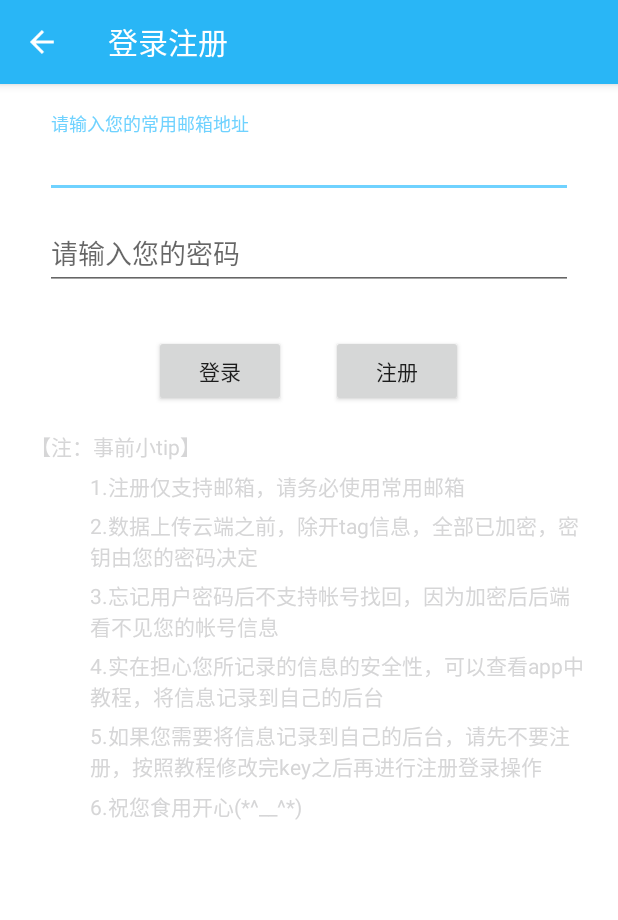
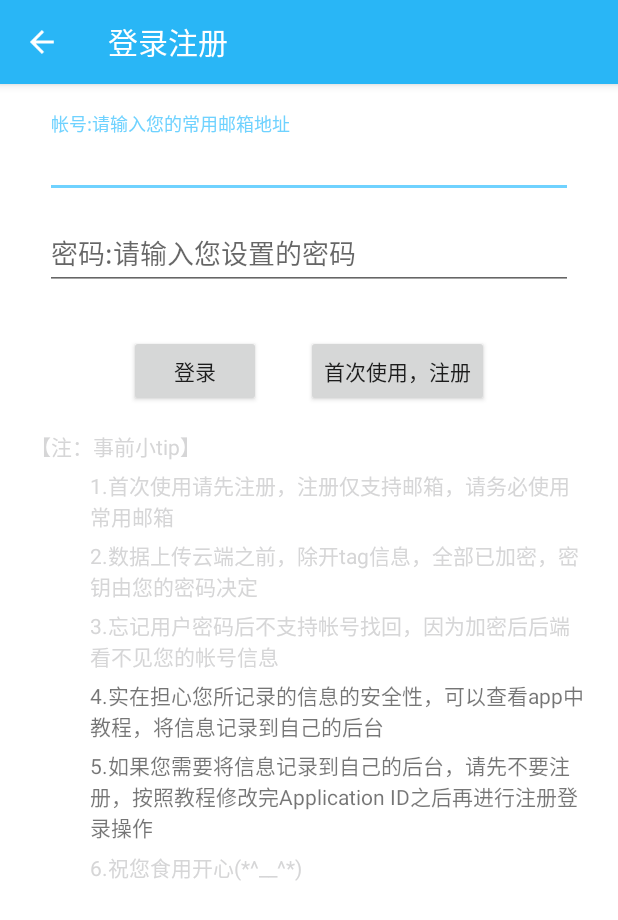
Before and after one commit to paradoxie/DizzyPassword, an Android app: the MainActivity screen opened directly, with no data from a screen before it, after a tap on an icon or button, on a phone screen of 412 x 824 dp. Shown: the top 920 px of the screen. Run offline under Robolectric (Android 15) with nearby library versions, the phone set to English and light mode, and no system bars; libraries missing offline, so code that uses them is left out: cn.bmob.v3, cn.pedant, com.gyf.barlibrary, com.loopeer.cardstack, rx.android.schedulers and 2 more; 20 statements that could not run were skipped.

Commit message:
fix -MIUI状态栏沉浸问题 fix -MIUI点击分享时的崩溃问题 add -修改ID后的注册登录判定 add -登录注册页的显示优化 add -关于页面中增加对app的基本描述 add -删除帐号信息之前增加再次确认逻辑

```diff
--- a/app/build.gradle
+++ b/app/build.gradle
@@ -32,6 +32,7 @@ dependencies {
     compile 'com.android.support:design:25.3.1'
     testCompile 'junit:junit:4.12'
 
+    compile 'com.gyf.barlibrary:barlibrary:2.3.0'
     compile 'com.loopeer.library:cardstack:1.0.2'
     compile 'cn.pedant.sweetalert:library:1.3'
     compile project(path: ':lib')
--- a/app/src/main/java/cf/paradoxie/dizzypassword/MyApplication.java
+++ b/app/src/main/java/cf/paradoxie/dizzypassword/MyApplication.java
@@ -88,11 +88,12 @@ public class MyApplication extends Application {
 
     /**
      * webview载入网页
-     * @param wb 控件
+     *
+     * @param wb  控件
      * @param str 地址
      * @param bar 进度条
      */
-    public static void loadUri(WebView wb, int str,final ProgressBar bar){
+    public static void loadUri(WebView wb, int str, final ProgressBar bar) {
         wb.getSettings().setJavaScriptEnabled(true);//支持js
         wb.setWebViewClient(new WebViewClient() {//屏蔽自动浏览器打开
             public boolean shouldOverrideUrlLoading(WebView view, String url) {
--- a/app/src/main/java/cf/paradoxie/dizzypassword/activity/BaseActivity.java
+++ b/app/src/main/java/cf/paradoxie/dizzypassword/activity/BaseActivity.java
@@ -6,14 +6,18 @@ import android.content.pm.ActivityInfo;
 import android.os.Bundle;
 import android.support.v7.app.AppCompatActivity;
 
+import com.gyf.barlibrary.ImmersionBar;
+
 import cf.paradoxie.dizzypassword.AppManager;
+import cf.paradoxie.dizzypassword.R;
 
 /**
  * User: xiehehe
- * Date: 2015-11-08
+ * Date: 2017-10-28
  * Time: 11:59
  */
 public abstract class BaseActivity extends AppCompatActivity {
+    private ImmersionBar mImmersionBar;
 
     @Override
     protected void onCreate(Bundle savedInstanceState) {
@@ -24,6 +28,18 @@ public abstract class BaseActivity extends AppCompatActivity {
 
     private void init() {
         AppManager.getAppManager().addActivity(this);
+        mImmersionBar = ImmersionBar.with(this);
+        ImmersionBar.with(this)
+                .fitsSystemWindows(true)  //使用该属性,必须指定状态栏颜色
+                .statusBarColor(R.color.color_13)
+                .init();
+    }
+
+    @Override
+    protected void onDestroy() {
+        super.onDestroy();
+        if (mImmersionBar != null)
+            mImmersionBar.destroy();  //必须调用该方法，防止内存泄漏，不调用该方法，如果界面bar发生改变，在不关闭app的情况下，退出此界面再进入将记忆最后一次bar改变的状态
     }
 
 }
--- a/app/src/main/java/cf/paradoxie/dizzypassword/activity/TeachActivity.java
+++ b/app/src/main/java/cf/paradoxie/dizzypassword/activity/TeachActivity.java
@@ -17,6 +17,7 @@ import cf.paradoxie.dizzypassword.AppManager;
 import cf.paradoxie.dizzypassword.MyApplication;
 import cf.paradoxie.dizzypassword.R;
 import cf.paradoxie.dizzypassword.utils.SPUtils;
+import cn.bmob.v3.BmobUser;
 import cn.pedant.SweetAlert.SweetAlertDialog;
 
 /**
@@ -73,6 +74,7 @@ public class TeachActivity extends BaseActivity {
                                 @Override
                                 public void onClick(SweetAlertDialog sDialog) {
                                     SPUtils.put("key", key);
+                                    BmobUser.logOut();   //清除缓存用户对象
                                     sDialog.setTitleText("配置完成!")
                                             .setContentText("点击重启，app自动关闭后将重新启动\n请莫方😁")
                                             .setConfirmText("重启")
--- a/app/src/main/res/layout/activity_add.xml
+++ b/app/src/main/res/layout/activity_add.xml
@@ -14,15 +14,14 @@
         android:layout_width="match_parent"
         android:layout_height="match_parent"
         android:orientation="vertical"
-        android:padding="16dp">
+        android:padding="12dp">
 
         <android.support.design.widget.TextInputLayout
             android:id="@+id/nameWrapper"
             android:layout_width="match_parent"
             android:layout_height="wrap_content"
             android:layout_marginLeft="10dp"
-            android:layout_marginRight="10dp"
-            android:layout_marginTop="5dp">
+            android:layout_marginRight="10dp">
 
             <EditText
                 android:id="@+id/et_name"
--- a/app/src/main/res/layout/activity_main.xml
+++ b/app/src/main/res/layout/activity_main.xml
@@ -17,7 +17,7 @@
         android:layout_height="wrap_content"
         android:layout_gravity="center"
         android:layout_margin="20dp"
-        android:text="您还没有登录哟，点击右下角注册登录吧"
+        android:text="您还没有登录哟，点击右下角注册登录吧\n或者点击右上角修改当前ID后再注册登录"
         android:visibility="gone"/>
 
     <android.support.design.widget.FloatingActionButton
--- a/app/src/main/res/layout/activity_sign.xml
+++ b/app/src/main/res/layout/activity_sign.xml
@@ -28,7 +28,7 @@
                 android:id="@+id/et_username"
                 android:layout_width="match_parent"
                 android:layout_height="wrap_content"
-                android:hint="请输入您的常用邮箱地址"
+                android:hint="帐号:请输入您的常用邮箱地址"
                 android:inputType="textEmailAddress"/>
         </android.support.design.widget.TextInputLayout>
 
@@ -44,7 +44,7 @@
                 android:id="@+id/et_password"
                 android:layout_width="match_parent"
                 android:layout_height="wrap_content"
-                android:hint="请输入您的密码"
+                android:hint="密码:请输入您设置的密码"
                 android:inputType="textPassword"/>
         </android.support.design.widget.TextInputLayout>
     </LinearLayout>
@@ -72,10 +72,19 @@
             android:layout_width="wrap_content"
             android:layout_height="wrap_content"
             android:layout_marginLeft="30dp"
-            android:text="注册"/>
+            android:text="首次使用，注册"/>
 
     </LinearLayout>
 
+
+    <ScrollView
+        android:layout_width="match_parent"
+        android:layout_height="match_parent">
+
+        <LinearLayout
+            android:layout_width="wrap_content"
+            android:layout_height="wrap_content"
+            android:orientation="vertical">
 
             <TextView
                 android:layout_width="wrap_content"
@@ -119,8 +128,7 @@
                 android:layout_marginLeft="60dp"
                 android:layout_marginRight="20dp"
                 android:layout_marginTop="5dp"
-        android:text="@string/action_note_4"
-        android:textColor="@color/gray_btn_bg_pressed_color"/>
+                android:text="@string/action_note_4"/>
 
             <TextView
                 android:layout_width="wrap_content"
@@ -128,8 +136,7 @@
                 android:layout_marginLeft="60dp"
                 android:layout_marginRight="20dp"
                 android:layout_marginTop="5dp"
-        android:text="@string/action_note_6"
-        android:textColor="@color/gray_btn_bg_pressed_color"/>
+                android:text="@string/action_note_6"/>
 
             <TextView
                 android:layout_width="wrap_content"
@@ -139,6 +146,9 @@
                 android:layout_marginTop="5dp"
                 android:text="@string/action_note_5"
                 android:textColor="@color/gray_btn_bg_pressed_color"/>
+        </LinearLayout>
+
+    </ScrollView>
 
 
 </LinearLayout>
--- a/app/src/main/res/values/colors.xml
+++ b/app/src/main/res/values/colors.xml
@@ -38,4 +38,5 @@
     <color name="color_24">#9E9E9E</color>
     <color name="color_25">#cfe6ff</color>
     <color name="color_26">#8a8cb2</color>
+    <color name="color_bg">#09090a</color>
 </resources>
--- a/app/src/main/res/values/strings.xml
+++ b/app/src/main/res/values/strings.xml
@@ -4,15 +4,16 @@
     <string name="action_change">修改当前ID</string>
     <string name="action_delete">关于</string>
     <string name="action_note">【注：事前小tip】</string>
-    <string name="action_note_1">1.注册仅支持邮箱，请务必使用常用邮箱</string>
+    <string name="action_note_1">1.首次使用请先注册，注册仅支持邮箱，请务必使用常用邮箱</string>
     <string name="action_note_2">2.数据上传云端之前，除开tag信息，全部已加密，密钥由您的密码决定</string>
     <string name="action_note_3">3.忘记用户密码后不支持帐号找回，因为加密后后端看不见您的帐号信息</string>
     <string name="action_note_4">4.实在担心您所记录的信息的安全性，可以查看app中教程，将信息记录到自己的后台</string>
     <string name="action_note_5">6.祝您食用开心(*^__^*)</string>
-    <string name="action_note_6">5.如果您需要将信息记录到自己的后台，请先不要注册，按照教程修改完key之后再进行注册登录操作</string>
+    <string name="action_note_6">5.如果您需要将信息记录到自己的后台，请先不要注册，按照教程修改完Application ID之后再进行注册登录操作</string>
 
     <string name="copy">帐号密码信息复制成功！</string>
     <string name="nothing_copy">好像...啥也没复制到...ಥ_ಥ</string>
     <string name="share_note">一个极具个人隐私属性的云端密码记录APP。 这种东西，当然还是安全可靠最重要啦~ 赶紧来【醋安应用市场】搜索下载试试吧(*^__^*) \n   ---From:【去特么的密码】Android客户端</string>
     <string name="web_site">http://www.jianshu.com/p/ab621a5c88fb</string>
+    <string name="app_info">本app作为一个密码管理工具，与常规密码管理app最大的不同在于支持个人后台的云端密码储存。\n\n尽管如此，使用默认模式也有极高的安全性，帐号信息在提交云端之前，几乎所有数据都在本地做了加密处理。\n\n数据采用Des加密，对此有疑问的朋友可以查看app的源码。\n\n开源之下，不会瞎搞(*^__^*)</string>
 </resources>
```
Also changed, not shown: app/src/main/java/cf/paradoxie/dizzypassword/activity/AddActivity.java (+5 -5 lines), app/src/main/java/cf/paradoxie/dizzypassword/activity/MainActivity.java (+4 -39 lines), app/src/main/java/cf/paradoxie/dizzypassword/activity/SafeActivity.java (+14 -7 lines), app/src/main/java/cf/paradoxie/dizzypassword/adapter/TestStackAdapter.java (+22 -2 lines), app/src/main/java/cf/paradoxie/dizzypassword/utils/SPUtils.java (+7 -3 lines), app/src/main/res/layout/activity_about.xml (+23 -3 lines). Lines whose indentation alone changed are shown as unchanged.
